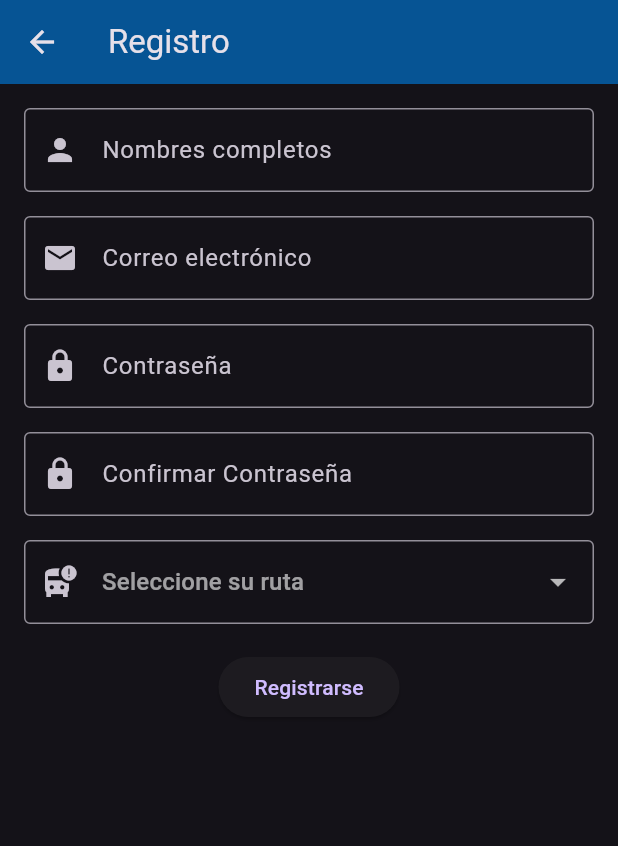
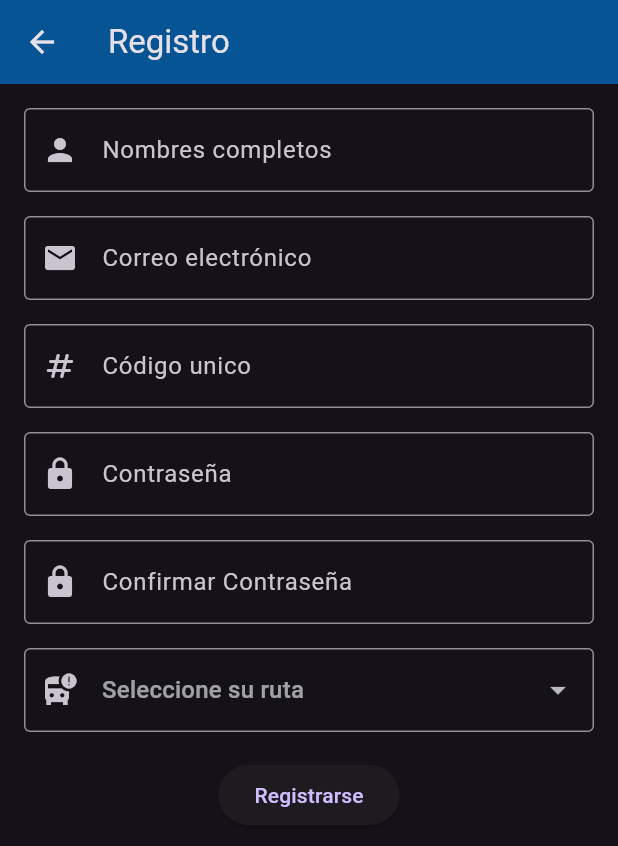
Before and after one commit to ericksebastian2003/polibusV0, a Flutter app: the RegisterScreen screen opened by its route, on a phone screen of 412 x 824 dp. Shown: the top 846 px of the screen. Run offline on Flutter 3.47's test engine with Material 3 defaults, Android fonts, the phone set to English and light mode, and no system bars; our stand-ins replace firebase_auth, firebase_core, qr_flutter; accounts and stored records are empty.

Commit message:
Añadir el campo de código único

```diff
--- a/lib/screens/register_screen.dart
+++ b/lib/screens/register_screen.dart
@@ -12,6 +12,7 @@
   //Para manejar los cammpos del formulario
   final _formKey = GlobalKey<FormState>();
   String? _rutaSelect;
+  final TextEditingController _codigoUnicoController = TextEditingController();
   final TextEditingController _emailController = TextEditingController();
   final TextEditingController _passwordController = TextEditingController();
   final TextEditingController _confirmPasswordController = TextEditingController();
@@ -133,6 +134,18 @@
                 ),
                 const SizedBox(height: 16),
                 TextFormField(
+                  controller: _codigoUnicoController,
+                  decoration : const InputDecoration(
+                      border: OutlineInputBorder(),
+                      prefixIcon: Icon(Icons.numbers_rounded),
+                      labelText: "Código unico"
+                  ),
+                  keyboardType: TextInputType.number,
+
+
+                ),
+                const SizedBox(height: 16),
+                TextFormField(
                   obscureText: true,
                   controller: _passwordController,
                   decoration: const InputDecoration(
```
Also changed, not shown: lib/widgets/qr_code_widget.dart (added, +31 -0 lines).
